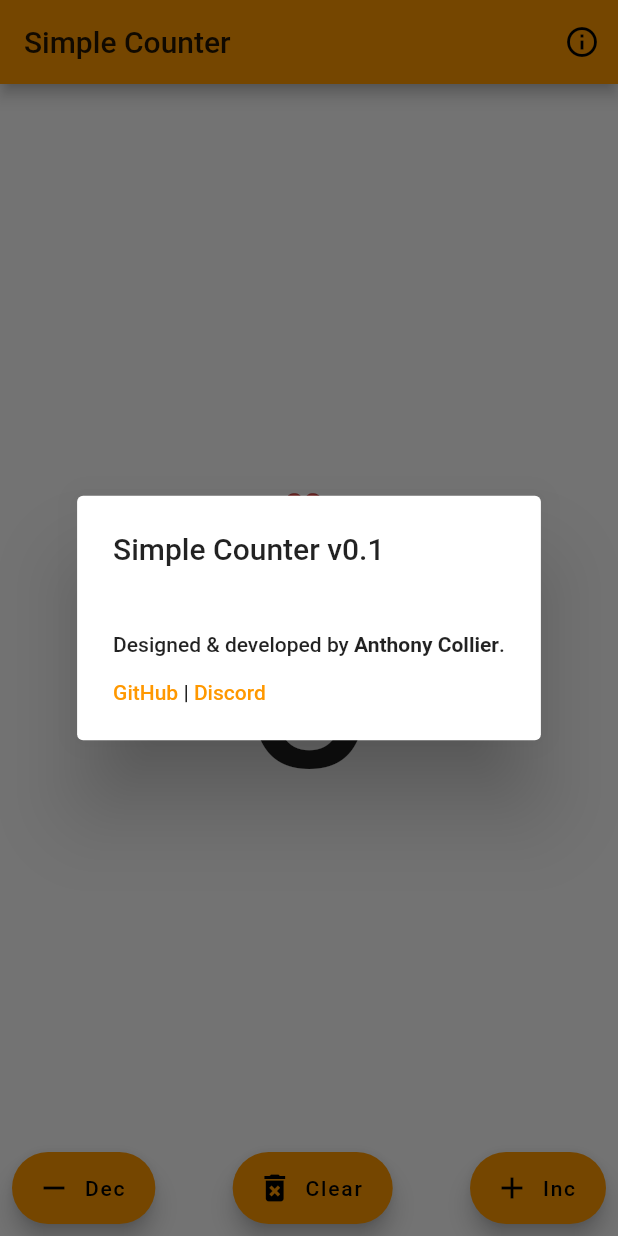
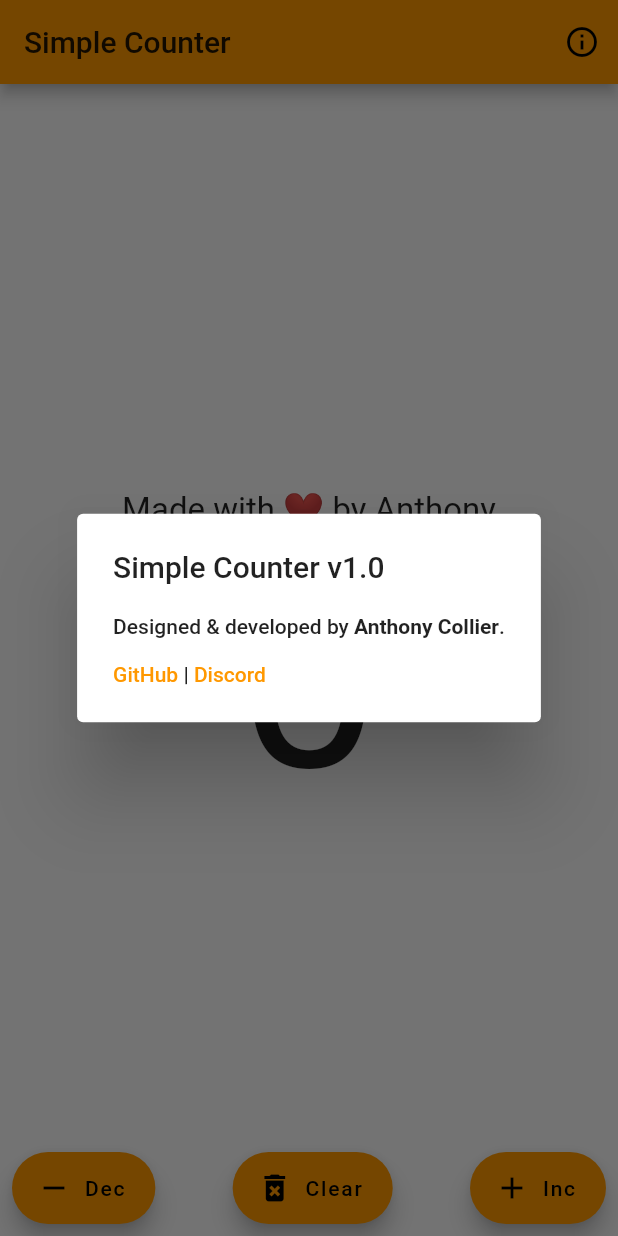
Before and after one commit to acollierr17/hello_flutter, a Flutter app: the screen it shows after launch, after a tap on the "info outline" icon, on a phone screen of 412 x 824 dp. Run offline on Flutter 3.47's test engine with Material 2 defaults, Android fonts, the phone set to English and light mode, and no system bars.

Commit message:
Add new tests and rename MyApp to SimpleCounter

```diff
--- a/lib/main.dart
+++ b/lib/main.dart
@@ -1,16 +1,15 @@
 import 'package:flutter/material.dart';
 import 'package:flutter/gestures.dart';
-// import 'package:flutter_linkify/flutter_linkify.dart';
 import 'package:url_launcher/url_launcher.dart' as launcher;
 
-void main() => runApp(MyApp());
+void main() => runApp(SimpleCounter());
 
-class MyApp extends StatelessWidget {
+class SimpleCounter extends StatelessWidget {
   // This widget is the root of your application.
   @override
   Widget build(BuildContext context) {
     return MaterialApp(
-      title: 'Flutter Demo',
+      title: 'Simple Counter',
       theme: ThemeData(
         // This is the theme of your application.
         //
@@ -84,9 +83,8 @@ class _MyHomePageState extends State<MyHomePage> {
       context: context,
       builder: (BuildContext context) {
         return AlertDialog(
-          title: new Text('Simple Counter v0.1'),
-          content: Padding(
-            padding: const EdgeInsets.only(top: 24.0),
+          title: new Text('Simple Counter v1.0'),
+          content: SingleChildScrollView(
             child: RichText(
               text: TextSpan(
                 children: <TextSpan>[
@@ -232,7 +230,7 @@ class _MyHomePageState extends State<MyHomePage> {
       return Text(
         _counter.toString(),
         style: TextStyle(
-          fontSize: 170
+          fontSize: 170,
         )
       );
     }
```
Also changed, not shown: 1 other file.
